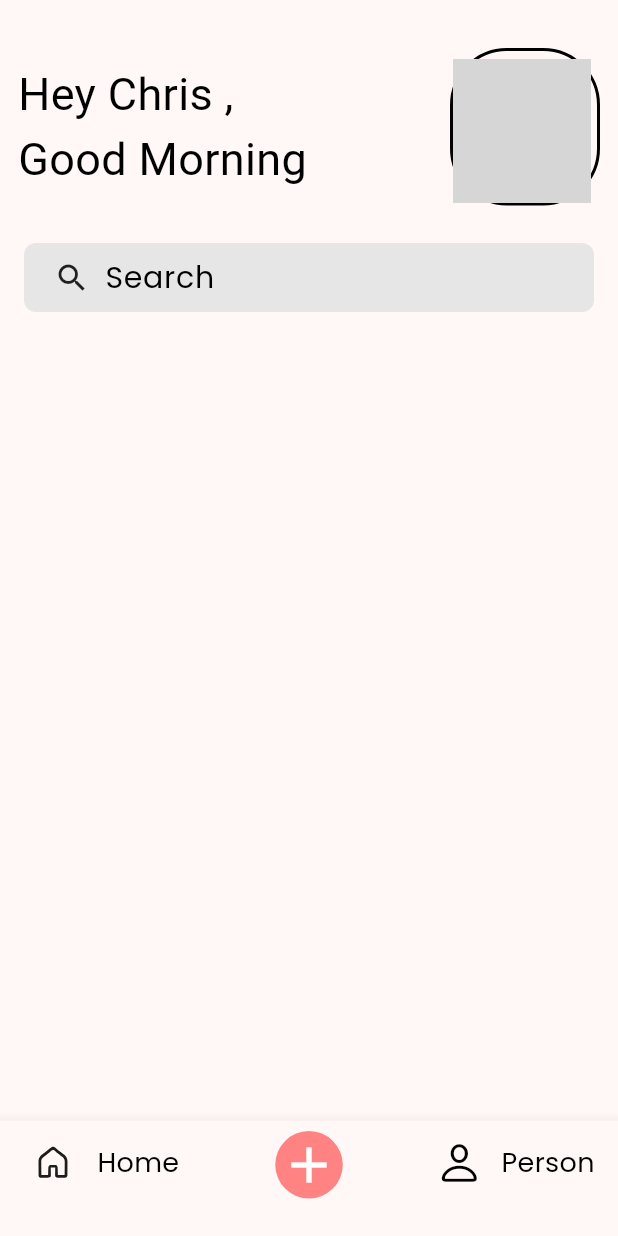
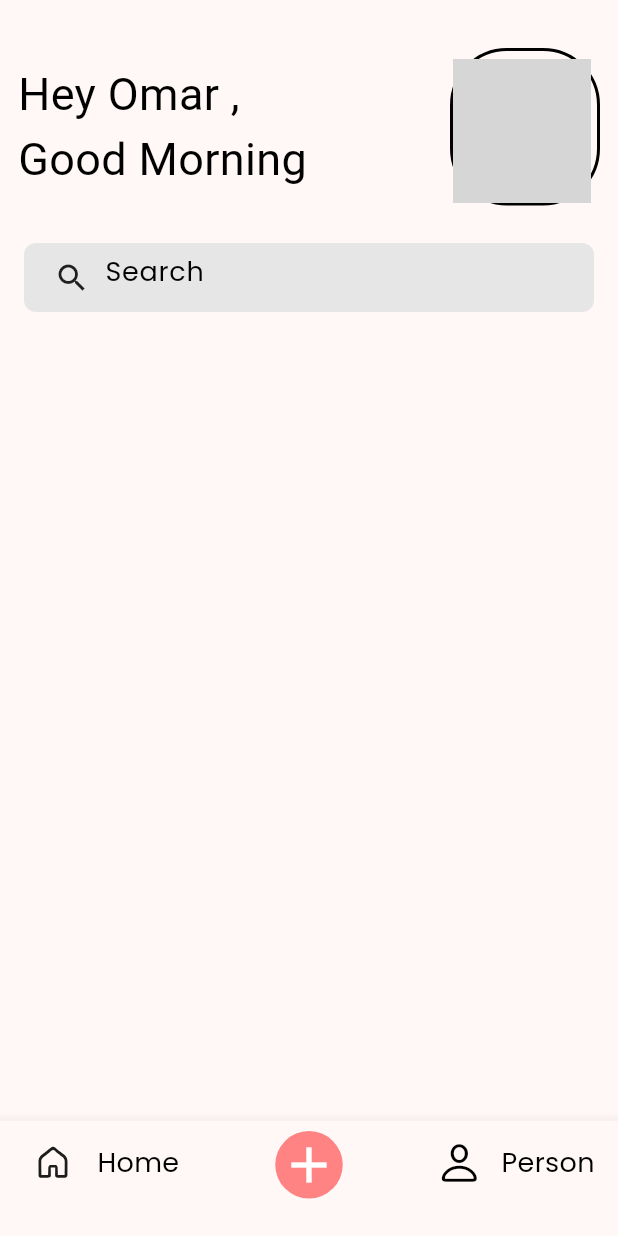
Before and after one commit to omarAbdullahMoharam/Notify, a Flutter app: the screen it shows after launch, on a phone screen of 412 x 824 dp. Run offline on Flutter 3.47's test engine with Material 3 defaults, Android fonts, the light colour scheme and no system bars; our stand-ins replace flutter_bloc, flutter_svg, hive, hive_flutter, image_picker; accounts and stored records are empty; grey boxes are pictures that could not be loaded.

Commit message:
Search Bar and Note Ui Style Enhanced

```diff
--- a/lib/View/screens/add_note.dart
+++ b/lib/View/screens/add_note.dart
@@ -51,6 +51,7 @@ class _AddNoteState extends State<AddNote> {
           key: formKey,
           child: Padding(
             padding: const EdgeInsets.all(12.0),
+            child: SingleChildScrollView(
               child: Column(
                 spacing: 25,
                 children: [
@@ -87,7 +88,8 @@ class _AddNoteState extends State<AddNote> {
                           } else {
                             ScaffoldMessenger.of(context).showSnackBar(
                               const SnackBar(
-                              content: Text('Please enter a title and content'),
+                                content:
+                                    Text('Please enter a title and content'),
                               ),
                             );
                             AutovalidateMode.always;
@@ -100,6 +102,7 @@ class _AddNoteState extends State<AddNote> {
                     },
                   ),
                 ],
+              ),
             ),
           ),
         ),
--- a/lib/View/screens/home_screen_body.dart
+++ b/lib/View/screens/home_screen_body.dart
@@ -39,9 +39,9 @@ class _HomeScreenBodyState extends State<HomeScreenBody> {
                 SliverGrid(
                   gridDelegate: const SliverGridDelegateWithFixedCrossAxisCount(
                     crossAxisCount: 2,
-                    crossAxisSpacing: 30,
-                    mainAxisSpacing: 30,
-                    childAspectRatio: 0.65,
+                    crossAxisSpacing: 20,
+                    mainAxisSpacing: 0,
+                    childAspectRatio: 0.75,
                   ),
                   delegate: SliverChildBuilderDelegate(
                     (context, index) {
--- a/lib/components/custom_appbar.dart
+++ b/lib/components/custom_appbar.dart
@@ -13,7 +13,7 @@ class CustomAppBar extends StatelessWidget {
       mainAxisSize: MainAxisSize.min,
       children: [
         Text(
-          "Hey Chris ,\nGood Morning",
+          "Hey Omar ,\nGood Morning",
           style: TextStyle(
             color: Colors.black,
             fontSize: 30,
--- a/lib/components/custom_searchbar.dart
+++ b/lib/components/custom_searchbar.dart
@@ -13,9 +13,9 @@ class CustomSearchBar extends StatelessWidget {
         decoration: InputDecoration(
           border: InputBorder.none,
           fillColor: Color(0xFFE6E6E6),
-          label: Text('Search'),
-          labelStyle: TextStyle(
-            fontSize: 20,
+          hintText: ('Search'),
+          hintStyle: TextStyle(
+            fontSize: 18,
             fontFamily: 'Poppins',
             color: Colors.black,
           ),
```
Also changed, not shown: lib/View/screens/home_screen.dart (+1 -6 lines), lib/components/custom_note_card.dart (+18 -1 lines). Lines whose indentation alone changed are shown as unchanged.
